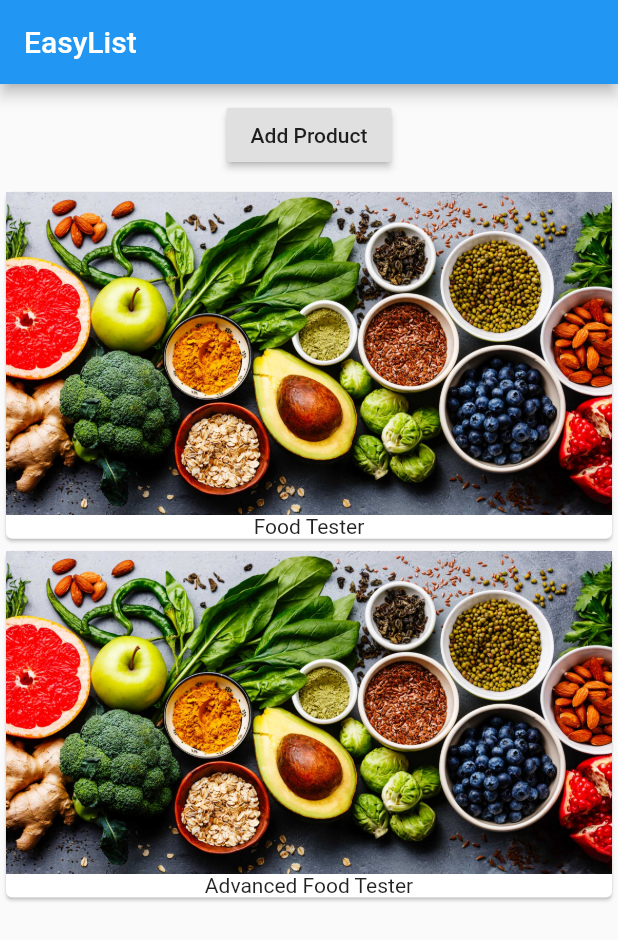
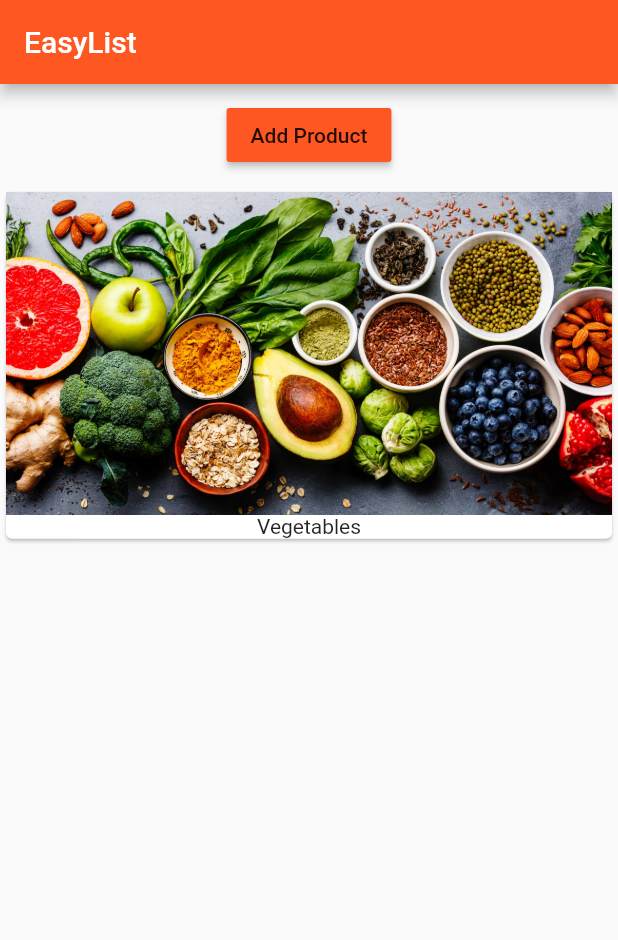
Before and after one commit to SakinaBoriwala21/flutter-course, a Flutter app: the screen it shows after launch, after a tap on "Add Product", on a phone screen of 412 x 824 dp. Shown: the top 940 px of the screen. Run offline on Flutter 3.47's test engine with Material 2 defaults, Android fonts, the phone set to English and light mode, and no system bars.

Commit message:
Work with Lists and Conditionals

```diff
--- a/lib/main.dart
+++ b/lib/main.dart
@@ -1,13 +1,25 @@
 import 'package:flutter/material.dart';
+// import 'package:flutter/rendering.dart';
 
-import './products_manager.dart';
+import './product_manager.dart';
 
-void main() => runApp(MyApp());
+void main() {
+  // debugPaintSizeEnabled = true;
+  // debugPaintBaselinesEnabled = true;
+  // debugPaintPointersEnabled = true;
 
+  runApp(MyApp());
+}
 class MyApp extends StatelessWidget {
   @override
   Widget build(BuildContext context) {
     return MaterialApp(
+      // debugShowMaterialGrid: true,
+      theme: ThemeData(
+        brightness: Brightness.light,
+        primarySwatch: Colors.deepOrange,
+        accentColor: Colors.deepPurple,
+      ),
       home: Scaffold(
         appBar: AppBar(
           title: Text('EasyList'),
--- /dev/null
+++ b/lib/product_control.dart
@@ -0,0 +1,18 @@
+import 'package:flutter/material.dart';
+
+class ProductControl extends StatelessWidget{
+  final Function addProduct;
+
+  ProductControl(this.addProduct);
+
+  @override
+  Widget build(BuildContext context) {
+    return RaisedButton(
+        color: Theme.of(context).primaryColor,
+        onPressed: () {
+          addProduct('Vegetables');
+        },
+        child: Text('Add Product'),
+      );
+  }
+}
--- /dev/null
+++ b/lib/product_manager.dart
@@ -0,0 +1,56 @@
+import 'package:flutter/material.dart';
+
+import './products.dart';
+import './product_control.dart';
+
+class ProductManager extends StatefulWidget {
+  final String startingProduct;
+
+  ProductManager({this.startingProduct}) {
+    print('ProductsManager Widget Constructor ');
+  }
+
+  @override
+  State<StatefulWidget> createState() {
+    print('ProductsManager Widget Constructor State createState()');
+    return _ProductManagerState();
+  }
+}
+
+class _ProductManagerState extends State<ProductManager> {
+  List<String> _products = [];
+
+  @override
+  void initState() {
+    if(widget.startingProduct != null) {
+      _products.add(widget.startingProduct);
+    }
+    print('ProductsManagerState Widget Constructor initState() ');
+
+    super.initState();
+  }
+
+  @override
+  void didUpdateWidget(ProductManager oldWidget) {
+    print('ProductsManagerState didUpdateWidget() ');
+    super.didUpdateWidget(oldWidget);
+  }
+
+  void _addProduct(String product) {
+    setState(() {
+      _products.add(product);
+    });
+  }
+
+  @override
+  Widget build(BuildContext context) {
+    print('ProductsManager Widget Constructor build() ');
+    return Column(children: [
+      Container(
+        margin: EdgeInsets.all(10.0),
+        child: ProductControl(_addProduct),
+      ),
+      Expanded(child: Products(_products))
+    ]);
+  }
+}
--- a/lib/products.dart
+++ b/lib/products.dart
@@ -3,21 +3,40 @@ import 'package:flutter/material.dart';
 class Products extends StatelessWidget {
   final List<String> products;
 
-  Products(this.products);
+  Products([this.products = const []]) {
+    print('Products Widget Constructor ');
+  }
+
+  Widget _buildProductItem(BuildContext context, int index) {
+    return Card(
+      child: Column(
+        children: <Widget>[
+          Image.asset('assets/healthy.jpg'),
+          Text(products[index])
+        ],
+      ),
+    );
+  }
+
+  Widget _buildProductList() {
+     Widget productCards;
+    if (products.length > 0) {
+      productCards = ListView.builder(
+        itemBuilder: _buildProductItem,
+        itemCount: products.length,
+      );
+    } else {
+      productCards = Center(
+        child: Text('No Products found, please add some!'),
+      );
+    }
+
+    return productCards;
+  }
 
   @override
   Widget build(BuildContext context) {
-    return Column(
-      children: products
-          .map((element) => Card(
-                child: Column(
-                  children: <Widget>[
-                    Image.asset('assets/healthy.jpg'),
-                    Text(element)
-                  ],
-                ),
-              ))
-          .toList(),
-    );
+    print('Products Widget Constructor build() ');
+    return _buildProductList();
   }
 }
--- a/lib/products_manager.dart
+++ /dev/null
@@ -1,31 +0,0 @@
-import 'package:flutter/material.dart';
-
-import './products.dart'
-
-class ProductManager extends StatefulWidget {
-  @override
-  State<StatefulWidget> createState() {
-    return _ProductManagerState();
-  }
-}
-
-class _ProductManagerState extends State<ProductManager> {
-  List<String> _products = ['Food Tester'];
-  @override
-  Widget build(BuildContext context) {
-    return Column(children: [Container(
-      margin: EdgeInsets.all(10.0),
-      child: RaisedButton(
-        onPressed: () {
-          setState(() {
-            _products.add('Advanced Food Tester');
-            print(_products);
-          });
-        },
-        child: Text('Add Product'),
-      ),
-    ),
-    Products(_products)
-    ]);
-  }
-}
```
